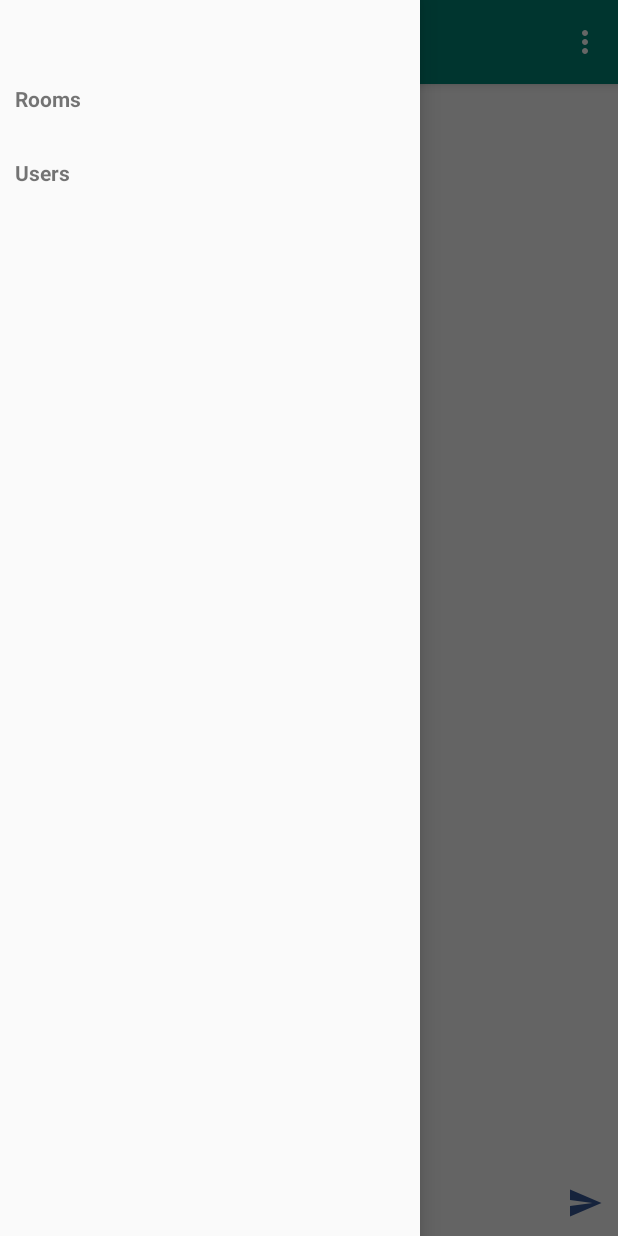
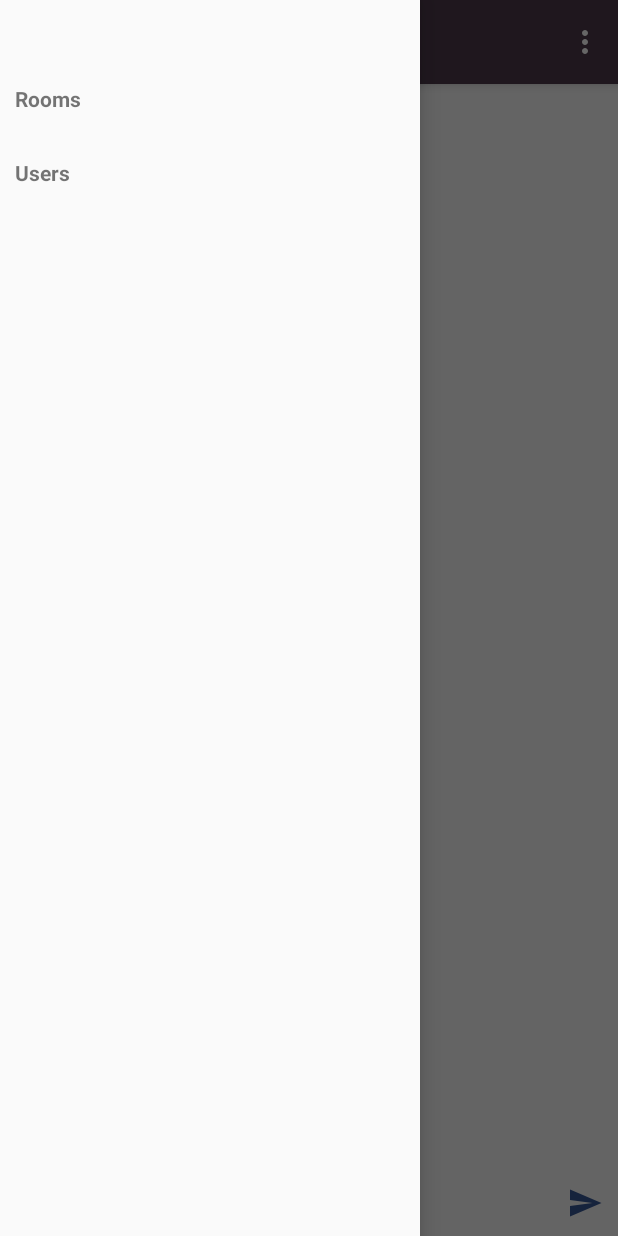
Before and after one commit to KingIdee/slack-clone, an Android app: the MainActivity screen opened directly, with no data from a screen before it, with the side drawer open, on a phone screen of 412 x 824 dp. Run offline under Robolectric (Android 15) with nearby library versions, the phone set to English and light mode, and no system bars; libraries missing offline, so code that uses them is left out: com.auth0.android, com.pusher.chatkit, com.pusher.platform, com.pusher.util; 9 statements that could not run were skipped.

Commit message:
change colors

```diff
--- a/app/src/main/res/values/colors.xml
+++ b/app/src/main/res/values/colors.xml
@@ -1,6 +1,6 @@
 <?xml version="1.0" encoding="utf-8"?>
 <resources>
-  <color name="colorPrimary">#008577</color>
-  <color name="colorPrimaryDark">#00574B</color>
-  <color name="colorAccent">#D81B60</color>
+  <color name="colorPrimary">#4D394B</color>
+  <color name="colorPrimaryDark">#3E313C</color>
+  <color name="colorAccent">#EB4D5C</color>
 </resources>
```
